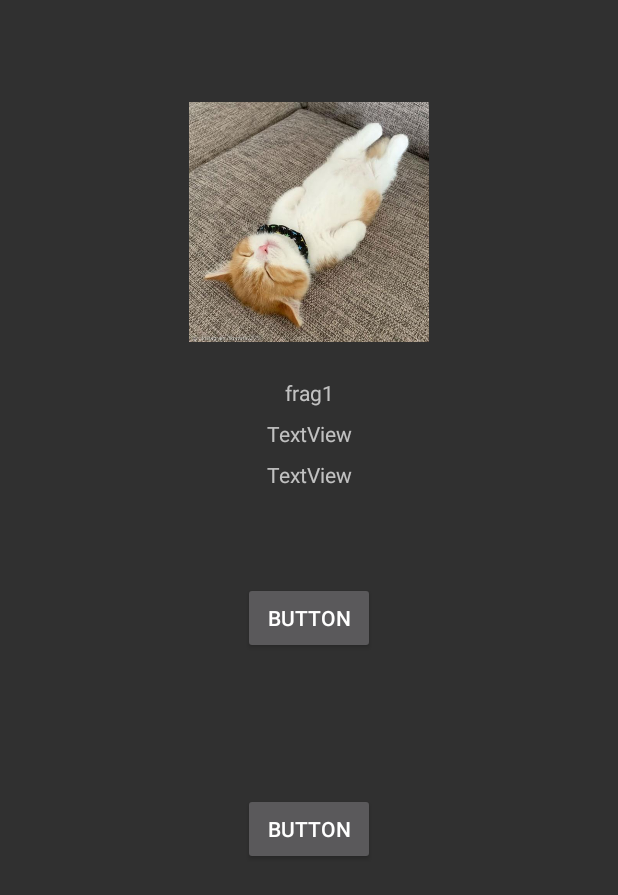
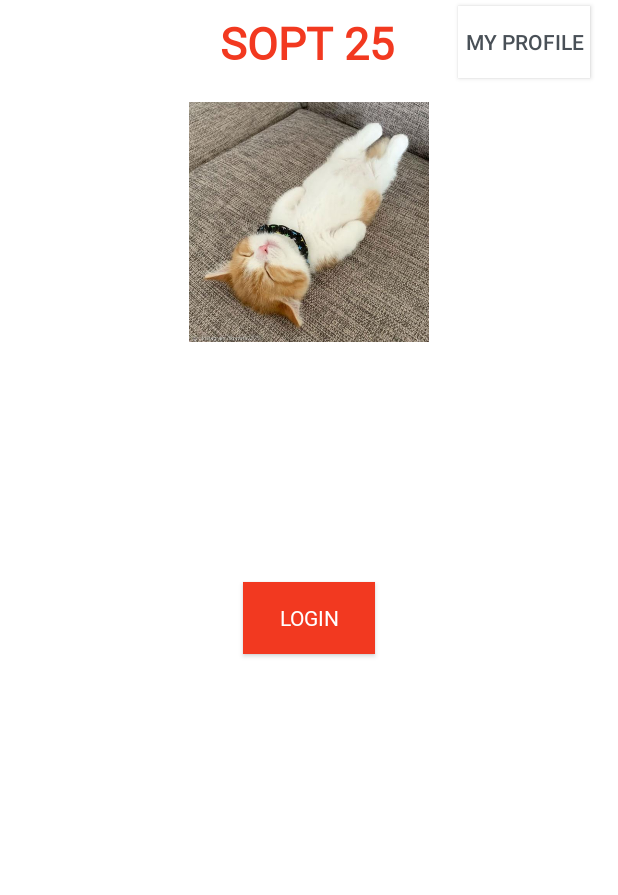
Before and after one commit to EuneeChung/Sopt25Assignment01, an Android app: the screen it shows after launch (MainActivity), on a phone screen of 412 x 824 dp. Shown: the top 895 px of the screen. Run offline under Robolectric (Android 15) with nearby library versions, the phone set to English and light mode, and no system bars.

Commit message:
뷰 조정

```diff
--- a/app/src/main/AndroidManifest.xml
+++ b/app/src/main/AndroidManifest.xml
@@ -18,8 +18,8 @@
                 <category android:name="android.intent.category.LAUNCHER" />
             </intent-filter>
         </activity>
-        <activity android:name=".SignInActivity" />
-        <activity android:name=".SignUpActivity" />
+        <activity android:name=".SignIn_Up.SignInActivity" />
+        <activity android:name=".SignIn_Up.SignUpActivity" />
     </application>
 
 </manifest>
--- a/app/src/main/java/com/example/sopt25assignment01/SharedPreferenceController.kt
+++ b/app/src/main/java/com/example/sopt25assignment01/DB/SharedPreferenceController.kt
@@ -1,4 +1,4 @@
-package com.example.sopt25assignment01
+package com.example.sopt25assignment01.DB
 
 import android.content.Context
 import android.content.SharedPreferences
--- a/app/src/main/java/com/example/sopt25assignment01/MainActivity.kt
+++ b/app/src/main/java/com/example/sopt25assignment01/MainActivity.kt
@@ -3,6 +3,7 @@ package com.example.sopt25assignment01
 import android.content.Intent
 import androidx.appcompat.app.AppCompatActivity
 import android.os.Bundle
+import com.example.sopt25assignment01.SignIn_Up.SignInActivity
 import kotlinx.android.synthetic.main.activity_main.*
 
 class MainActivity : AppCompatActivity() {
@@ -20,11 +21,11 @@ class MainActivity : AppCompatActivity() {
         transaction.commit()
 
 
-        button.setOnClickListener {
-            val intent = Intent(this,SignInActivity::class.java)
+        login.setOnClickListener {
+            val intent = Intent(this, SignInActivity::class.java)
             startActivity(intent)
         }
-        button2.setOnClickListener {
+        goToMyProfile.setOnClickListener {
             val intent2 = Intent(this,MyPageActivity::class.java)
             startActivity(intent2)
         }
--- a/app/src/main/java/com/example/sopt25assignment01/SignInActivity.kt
+++ b/app/src/main/java/com/example/sopt25assignment01/SignIn_Up/SignInActivity.kt
@@ -1,4 +1,4 @@
-package com.example.sopt25assignment01
+package com.example.sopt25assignment01.SignIn_Up
 
 import android.app.Activity
 import android.content.Intent
@@ -6,6 +6,9 @@ import androidx.appcompat.app.AppCompatActivity
 import android.os.Bundle
 import android.view.View
 import android.widget.Toast
+import com.example.sopt25assignment01.FollowerActivity
+import com.example.sopt25assignment01.R
+import com.example.sopt25assignment01.DB.SharedPreferenceController
 import kotlinx.android.synthetic.main.activity_sign_in.*
 
 
@@ -25,7 +28,8 @@ class SignInActivity : AppCompatActivity() {
                 override fun onClick(p0: View?) {
                     // 버튼.setOnClickListener 이렇게 하는 코드의 실질적인 내부 구현
                     // 파라미터는 클린 view의 참조 (https://developer.android.com/reference/android/view/View.OnClickListener)
-                    val intent= Intent(this@SignInActivity,SignUpActivity::class.java)
+                    val intent= Intent(this@SignInActivity,
+                        SignUpActivity::class.java)
                     startActivityForResult(intent,REQUEST_CODE_LOGIN_ACTIVITY)
                 }
             })
@@ -52,13 +56,17 @@ class SignInActivity : AppCompatActivity() {
             }
 
         }
+        btnBack.setOnClickListener{
+
+            finish()
+        }
 
 
 
     }
     private fun requestSignIn(id: String, pw:String): Boolean{
         // 회원가입 정보에 있나 확인하기 있으면-> request true
-        val list=SharedPreferenceController.getSignUpINfo(this)
+        val list= SharedPreferenceController.getSignUpINfo(this)
         if (id==list[0]){
             //SharedPreferences에 임시로 회원가입한 데이터 저장있으면 true
             pw==list[1]
--- a/app/src/main/res/layout/activity_main.xml
+++ b/app/src/main/res/layout/activity_main.xml
@@ -2,9 +2,55 @@
 <androidx.constraintlayout.widget.ConstraintLayout xmlns:android="http://schemas.android.com/apk/res/android"
     xmlns:app="http://schemas.android.com/apk/res-auto"
     xmlns:tools="http://schemas.android.com/tools"
+    android:background="@android:color/background_light"
     android:layout_width="match_parent"
     android:layout_height="match_parent"
     tools:context=".MainActivity">
+
+    <androidx.constraintlayout.widget.ConstraintLayout
+        android:id="@+id/toolbar"
+        android:layout_width="409dp"
+        android:layout_height="wrap_content"
+        android:background="@android:color/background_light"
+        android:minHeight="?attr/actionBarSize"
+        android:theme="?attr/actionBarTheme"
+        app:layout_constraintEnd_toEndOf="parent"
+        app:layout_constraintHorizontal_bias="0.0"
+        app:layout_constraintStart_toStartOf="parent"
+        app:layout_constraintTop_toTopOf="parent">
+
+
+        <TextView
+            android:id="@+id/SoptLogo"
+            android:layout_width="wrap_content"
+            android:layout_height="wrap_content"
+            android:fontFamily="@font/bmjua_ttf"
+            android:gravity="center"
+            android:text="SOPT 25"
+            android:textColor="@color/colorScarlet"
+            android:textFontWeight="600"
+            android:textSize="30dp"
+            android:textStyle="bold"
+            app:layout_constraintBottom_toBottomOf="parent"
+            app:layout_constraintEnd_toEndOf="parent"
+            app:layout_constraintStart_toStartOf="parent"
+            app:layout_constraintTop_toTopOf="parent" />
+
+        <Button
+            android:id="@+id/goToMyProfile"
+            android:layout_width="wrap_content"
+            android:layout_height="wrap_content"
+            android:background="@android:color/background_light"
+            android:layout_marginEnd="16dp"
+            android:layout_marginRight="16dp"
+            android:gravity="center"
+            android:text="My Profile"
+            android:textColor="@color/colorGray"
+            app:layout_constraintBottom_toBottomOf="parent"
+            app:layout_constraintEnd_toEndOf="parent"
+            app:layout_constraintTop_toTopOf="parent" />
+
+    </androidx.constraintlayout.widget.ConstraintLayout>
 
     <LinearLayout
         android:id="@+id/container_some"
@@ -13,7 +59,7 @@
         android:layout_marginTop="32dp"
         android:layout_marginBottom="32dp"
         android:orientation="vertical"
-        app:layout_constraintBottom_toTopOf="@+id/button"
+        app:layout_constraintBottom_toTopOf="@+id/login"
         app:layout_constraintEnd_toEndOf="parent"
         app:layout_constraintStart_toStartOf="parent"
         app:layout_constraintTop_toTopOf="parent">
@@ -21,35 +67,23 @@
     </LinearLayout>
 
     <Button
-        android:id="@+id/button"
+        android:id="@+id/login"
         android:layout_width="wrap_content"
         android:layout_height="wrap_content"
+        android:background="@color/colorScarlet"
         android:layout_marginStart="32dp"
         android:layout_marginLeft="32dp"
         android:layout_marginTop="32dp"
         android:layout_marginEnd="32dp"
         android:layout_marginRight="32dp"
         android:layout_marginBottom="32dp"
-        android:text="Button"
+        android:text="Login"
+        android:fontFamily="@font/bmjua_ttf"
+        android:textStyle="bold"
+        android:textFontWeight="300"
         app:layout_constraintBottom_toBottomOf="parent"
         app:layout_constraintEnd_toEndOf="parent"
         app:layout_constraintStart_toStartOf="parent"
         app:layout_constraintTop_toTopOf="parent" />
 
-    <Button
-        android:id="@+id/button2"
-        android:layout_width="wrap_content"
-        android:layout_height="wrap_content"
-        android:layout_marginStart="32dp"
-        android:layout_marginLeft="32dp"
-        android:layout_marginTop="69dp"
-        android:layout_marginEnd="32dp"
-        android:layout_marginRight="32dp"
-        android:layout_marginBottom="224dp"
-        android:text="Button"
-        app:layout_constraintBottom_toBottomOf="parent"
-        app:layout_constraintEnd_toEndOf="parent"
-        app:layout_constraintStart_toStartOf="parent"
-        app:layout_constraintTop_toBottomOf="@+id/button" />
-
 </androidx.constraintlayout.widget.ConstraintLayout>
--- a/app/src/main/res/layout/activity_sign_in.xml
+++ b/app/src/main/res/layout/activity_sign_in.xml
@@ -5,7 +5,7 @@
     android:layout_width="match_parent"
     android:layout_height="match_parent"
     android:background="@android:color/background_light"
-    tools:context=".SignInActivity">
+    tools:context=".SignIn_Up.SignInActivity">
 
 
     <androidx.appcompat.widget.Toolbar
@@ -20,7 +20,7 @@
         app:layout_constraintTop_toTopOf="parent">
 
         <ImageView
-            android:id="@+id/imageView2"
+            android:id="@+id/btnBack"
             android:layout_width="wrap_content"
             android:layout_height="wrap_content"
             android:layout_marginStart="16dp"
@@ -33,7 +33,7 @@
             app:srcCompat="@drawable/btn_left" />
 
         <TextView
-            android:id="@+id/textView3"
+            android:id="@+id/SoptLogo"
             android:layout_width="wrap_content"
             android:layout_height="wrap_content"
             android:layout_marginTop="16dp"
@@ -46,7 +46,7 @@
             android:textStyle="bold"
             app:layout_constraintBottom_toBottomOf="parent"
             app:layout_constraintEnd_toEndOf="parent"
-            app:layout_constraintStart_toEndOf="@+id/imageView2"
+            app:layout_constraintStart_toEndOf="@+id/btnBack"
             app:layout_constraintTop_toTopOf="parent"
             android:layout_marginLeft="110dp"
             android:layout_marginRight="50dp" />
--- a/app/src/main/res/layout/activity_sign_up.xml
+++ b/app/src/main/res/layout/activity_sign_up.xml
@@ -5,7 +5,7 @@
     android:layout_width="match_parent"
     android:background="@android:color/background_light"
     android:layout_height="match_parent"
-    tools:context=".SignUpActivity">
+    tools:context=".SignIn_Up.SignUpActivity">
 
     <EditText
         android:id="@+id/edtSignUpName"
--- a/app/src/main/res/layout/fragment_my_profile.xml
+++ b/app/src/main/res/layout/fragment_my_profile.xml
@@ -3,6 +3,7 @@
     xmlns:tools="http://schemas.android.com/tools"
     android:layout_width="match_parent"
     android:layout_height="match_parent"
+    android:background="@android:color/background_light"
     xmlns:app="http://schemas.android.com/apk/res-auto"
     tools:context=".DummyFragment">
 
```
Also changed, not shown: app/src/main/java/com/example/sopt25assignment01/SignIn_Up/SignUpActivity.kt (renamed from app/src/main/java/com/example/sopt25assignment01/SignUpActivity.kt, +5 -3 lines).
